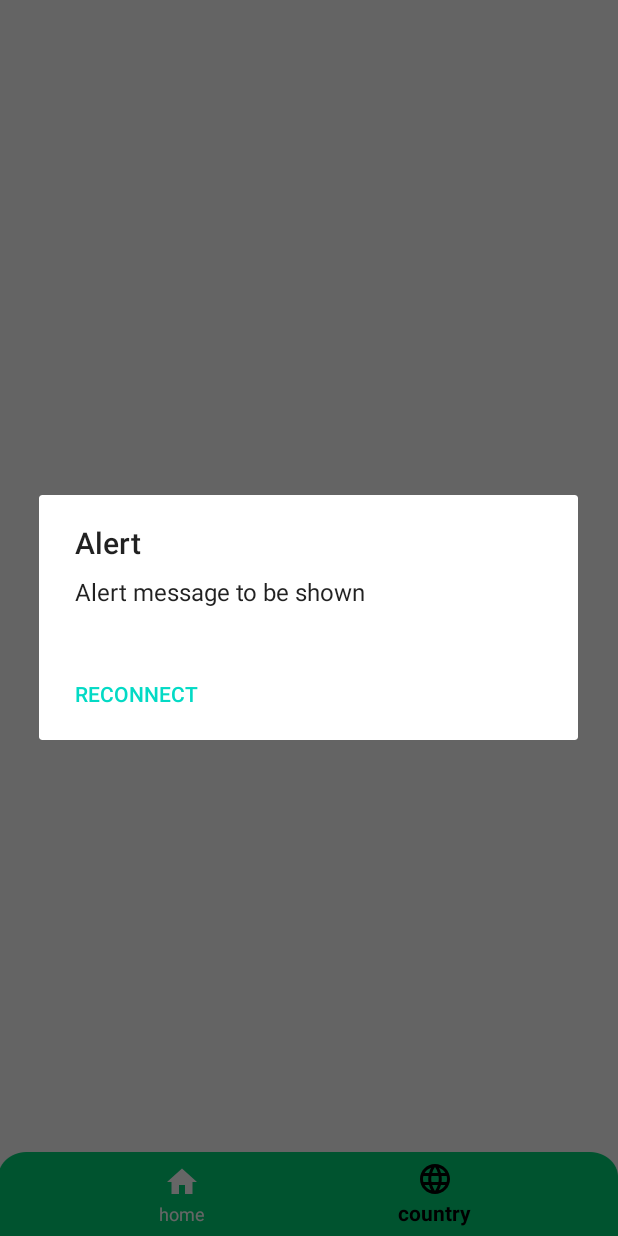
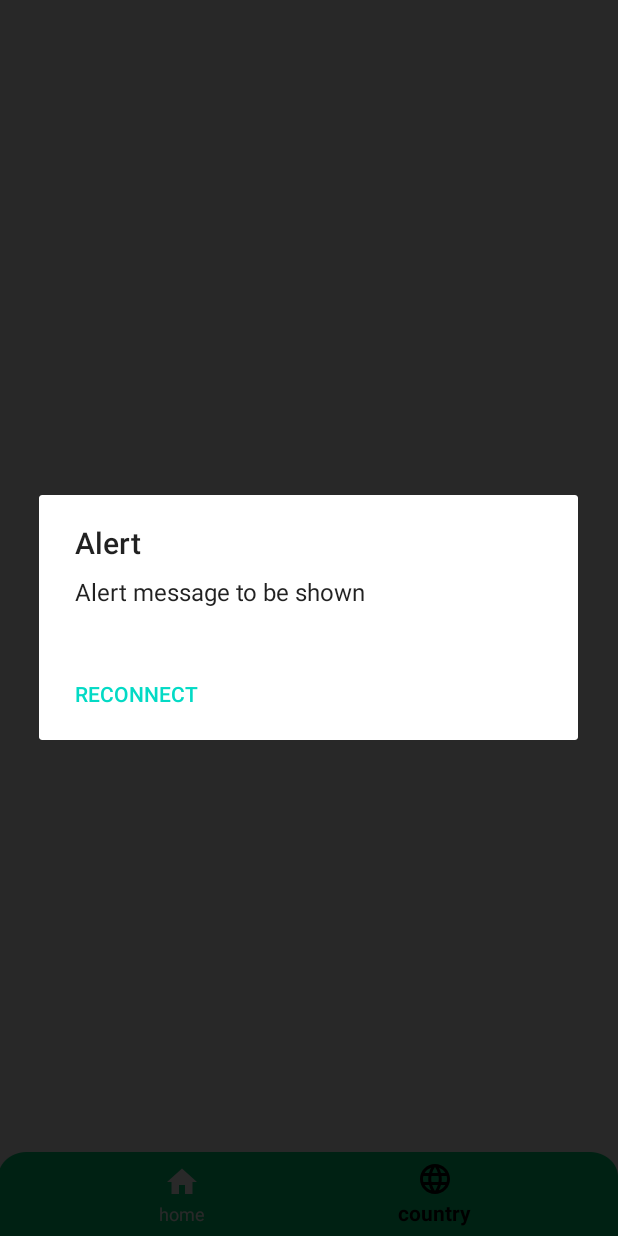
Before and after one commit to mohkhz2001/covid-19, an Android app: the screen it shows after launch (HomeActivity), item 2 of the bottom bar chosen, on a phone screen of 412 x 824 dp. Run offline under Robolectric (Android 15) with nearby library versions, the phone set to English and light mode, and no system bars; our stand-ins replace Volley; libraries missing offline, so code that uses them is left out: com.github.premnirmal.textcounter, com.github.ybq.android; plain views replace CounterView, SearchableSpinner, SpinKitView; network calls fail; Roboto replaces fonts that are not available here; 6 statements that could not run were skipped.

Commit message:
allert dialog added ==> if can't connect (connection failed) new views id idded==> to can gone during the connection try catch added to handle the error during the set values

```diff
--- a/app/src/main/java/com/example/covid_19/fragments/CountryFragment.java
+++ b/app/src/main/java/com/example/covid_19/fragments/CountryFragment.java
@@ -1,5 +1,7 @@
 package com.example.covid_19.fragments;
 
+import android.app.AlertDialog;
+import android.content.DialogInterface;
 import android.os.Bundle;
 import android.util.Log;
 import android.view.LayoutInflater;
@@ -8,10 +10,12 @@ import android.view.ViewGroup;
 import android.widget.AdapterView;
 import android.widget.ArrayAdapter;
 import android.widget.LinearLayout;
+import android.widget.RelativeLayout;
 import android.widget.Spinner;
 import android.widget.TextView;
 import android.widget.Toast;
 
+import androidx.cardview.widget.CardView;
 import androidx.fragment.app.Fragment;
 
 import com.android.volley.Request;
@@ -43,9 +47,10 @@ public class CountryFragment extends Fragment {
     String[] countriesName;// the country name for spinner
     RequestQueue requestQueue;
     private Spinner spinner;
-    TextView txt_patient_all, txt_death_all, txt_recovered_all, txt1, connect;
+    TextView txt_patient_all, txt_death_all, txt_recovered_all, connect, txt_search, txt_24_hours, txt_Total_country;
+    CardView total_infected_card, total_recovered_card, Total_death_card, death_cardview, infected_cardView;
     CounterView txt_patient_number, txt_death_number;
-    LinearLayout numbers, parent;
+    RelativeLayout relative_top, relative_main, spinner_layout;
     SpinKitView spin_kit;
 
     private String url_api = "https://coronavirus-19-api.herokuapp.com/countries";// API url
@@ -71,15 +76,23 @@ public class CountryFragment extends Fragment {
 
     // make the component as new
     private void InitViews() {
+        death_cardview = view.findViewById(R.id.death_cardview);
+        infected_cardView = view.findViewById(R.id.infected_cardView);
+        spinner_layout = view.findViewById(R.id.spinner_layout);
+        txt_search = view.findViewById(R.id.txt_search);
+        txt_24_hours = view.findViewById(R.id.txt_24_hours);
+        txt_Total_country = view.findViewById(R.id.txt_Total_country);
+        total_infected_card = view.findViewById(R.id.total_infected_card);
+        total_recovered_card = view.findViewById(R.id.total_recovered_card);
+        Total_death_card = view.findViewById(R.id.Total_death_card);
+        relative_top = view.findViewById(R.id.relative_top);
+        relative_main = view.findViewById(R.id.relative_main);
         spinner = view.findViewById(R.id.spinner);
         txt_patient_number = view.findViewById(R.id.txt_patient_number);
         txt_death_number = view.findViewById(R.id.txt_death_number);
-        numbers = view.findViewById(R.id.numbers);
-        txt1 = view.findViewById(R.id.txt1);
         txt_patient_all = view.findViewById(R.id.txt_patient_all);
         txt_death_all = view.findViewById(R.id.txt_death_all);
         txt_recovered_all = view.findViewById(R.id.txt_recovered_all);
-        parent = view.findViewById(R.id.parent);
         spin_kit = view.findViewById(R.id.spin_kit);
         connect = view.findViewById(R.id.connect);
 
@@ -91,7 +104,6 @@ public class CountryFragment extends Fragment {
             @Override
             public void onResponse(String response) {
                 try {
-
                     JSONArray jsonArray = new JSONArray(response);
 
                     Log.e("lentgh", "aa  " + jsonArray.length());
@@ -104,10 +116,22 @@ public class CountryFragment extends Fragment {
                         countries.add(country);
                     }
 
-                    parent.setVisibility(View.VISIBLE);
+
                     spin_kit.setVisibility(View.GONE);
                     connect.setVisibility(View.GONE);
+                    txt_search.setVisibility(View.VISIBLE);
+                    txt_24_hours.setVisibility(View.VISIBLE);
+                    txt_Total_country.setVisibility(View.VISIBLE);
+                    total_infected_card.setVisibility(View.VISIBLE);
+                    total_recovered_card.setVisibility(View.VISIBLE);
+                    Total_death_card.setVisibility(View.VISIBLE);
+                    relative_top.setVisibility(View.VISIBLE);
+                    relative_main.setVisibility(View.VISIBLE);
+                    spinner_layout.setVisibility(View.VISIBLE);
+                    death_cardview.setVisibility(View.VISIBLE);
+                    infected_cardView.setVisibility(View.VISIBLE);
                     Spinner(countries);
+
 
                 } catch (JSONException e) {
                     e.printStackTrace();
@@ -118,7 +142,9 @@ public class CountryFragment extends Fragment {
             @Override
             public void onErrorResponse(VolleyError error) {
                 Log.d("Error", "connection failed" + " ");
-                Toast.makeText(getContext(), "اتصال اینترنت را چک کنید", Toast.LENGTH_SHORT).show();
+                Toast.makeText(getContext(), "check the internet connection...", Toast.LENGTH_SHORT).show();
+                alertDialog();// alert for connection
+
             }
         });
 
@@ -131,8 +157,7 @@ public class CountryFragment extends Fragment {
         spinner.setOnItemSelectedListener(new AdapterView.OnItemSelectedListener() {
             @Override
             public void onItemSelected(AdapterView<?> adapterView, View view, int i, long l) {
-                numbers.setVisibility(View.VISIBLE);
-                txt1.setVisibility(View.VISIBLE);
+
                 ShowInfo(i);
             }
 
@@ -153,7 +178,13 @@ public class CountryFragment extends Fragment {
             counter++;
         }
 
-        ArrayAdapter aa = new ArrayAdapter(getContext(), android.R.layout.simple_spinner_item, countriesName);
+        ArrayAdapter aa = null;
+        try {
+            aa = new ArrayAdapter(getContext(), android.R.layout.simple_spinner_item, countriesName);
+        } catch (Exception e) {
+            e.getMessage();
+        }
+        if (aa != null)
             aa.setDropDownViewResource(android.R.layout.simple_spinner_dropdown_item);
         //Setting the ArrayAdapter data on the Spinner
         spinner.setAdapter(aa);
@@ -164,15 +195,40 @@ public class CountryFragment extends Fragment {
         DecimalFormat decimalFormat = new DecimalFormat("###,###");
         i++;
 
+        try {
             txt_patient_all.setText(decimalFormat.format(Integer.valueOf(countries.get(i).getCases())));
             txt_death_all.setText(decimalFormat.format(Integer.valueOf(countries.get(i).getDeaths())));
             txt_recovered_all.setText(decimalFormat.format(Integer.valueOf(countries.get(i).getRecovered())));
 
             //set counter-uo effect
+
             txt_patient_number.setEndValue(Integer.parseInt(countries.get(i).getTodayCases()));
             txt_patient_number.start();
             txt_death_number.setEndValue(Integer.parseInt(countries.get(i).getTodayDeaths()));
             txt_death_number.start();
+        } catch (Exception e) {
+            e.getMessage();
+        }
+
+    }
+
+    // when error in connection
+    private void alertDialog() {
+        try {
+            AlertDialog alertDialog = new AlertDialog.Builder(getContext()).create();
+            alertDialog.setTitle("Alert");
+            alertDialog.setMessage("Alert message to be shown");
+            alertDialog.setButton(AlertDialog.BUTTON_NEUTRAL, "reconnect",
+                    new DialogInterface.OnClickListener() {
+                        public void onClick(DialogInterface dialog, int which) {
+                            ApiRequest();
+                        }
+                    });
+            alertDialog.show();
+        } catch (Exception e) {
+            e.getMessage();
+        }
+
     }
 
     // json array example
```
Lines whose indentation alone changed are shown as unchanged.
